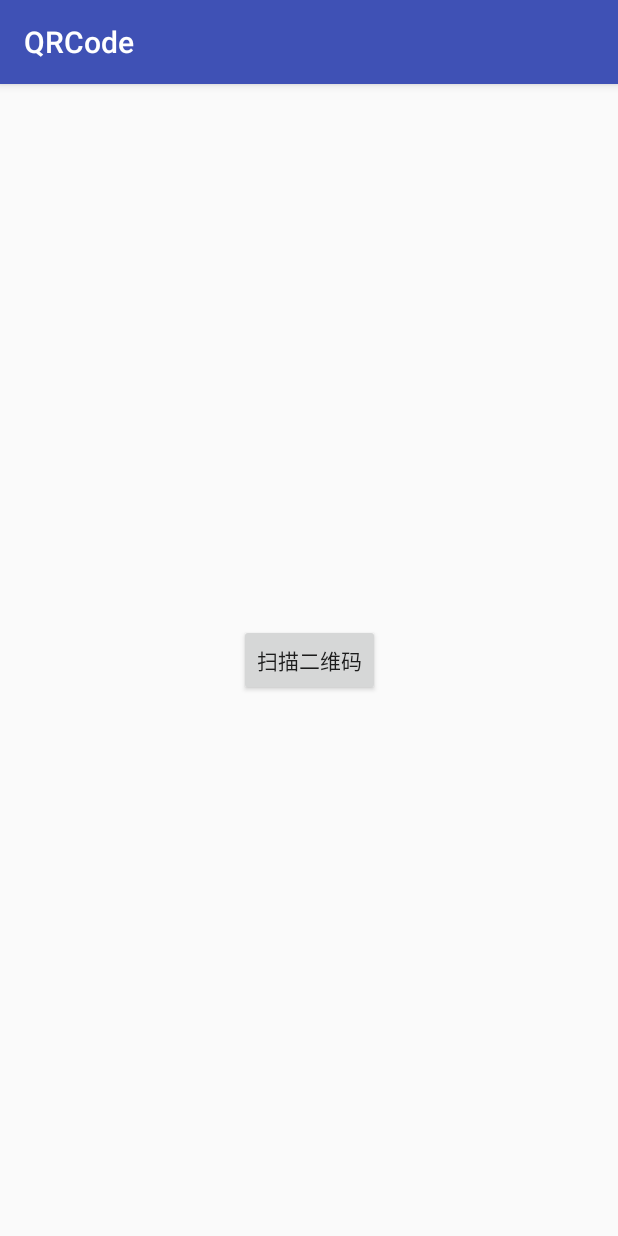
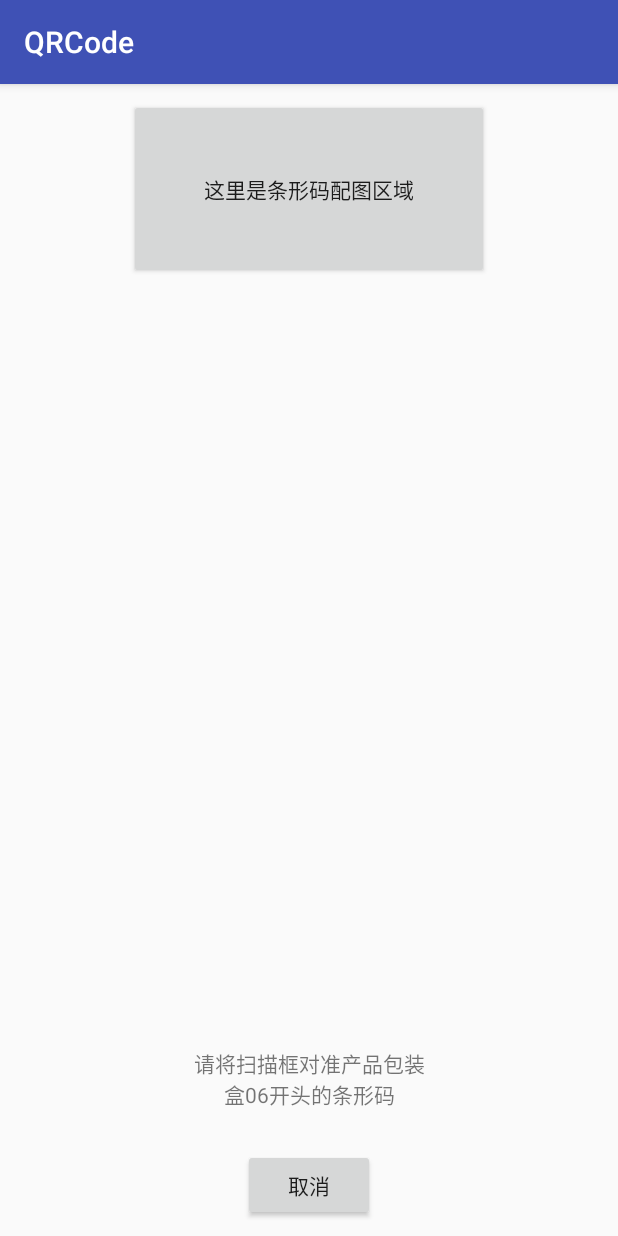
Before and after one commit to iflytek-duan/QRCode, an Android app: the screen it shows after launch (MainActivity before the commit, ScanActivity after it), after a tap on "扫描二维码", on a phone screen of 412 x 824 dp. Run offline under Robolectric (Android 15) with nearby library versions, the phone set to English and light mode, and no system bars; libraries missing offline, so code that uses them is left out: com.uuzuche.lib_zxing; 5 statements that could not run were skipped.

Commit message:
新增自定义扫描界面

```diff
--- a/app/src/main/java/com/zihao/qrsimple/MainActivity.java
+++ b/app/src/main/java/com/zihao/qrsimple/MainActivity.java
@@ -7,8 +7,8 @@ import android.support.v7.app.AppCompatActivity;
 import android.view.View;
 import android.widget.Toast;
 
-import com.uuzuche.lib_zxing.activity.CaptureActivity;
 import com.uuzuche.lib_zxing.activity.CodeUtils;
+import com.zihao.qrsimple.scan.ScanActivity;
 import com.zihao.qrsimple.utils.CheckPermissionUtils;
 
 /**
@@ -35,7 +35,7 @@ public class MainActivity extends AppCompatActivity {
             @Override
             public void onClick(View view) {
                 // 打开默认二维码扫描界面
-                Intent intent = new Intent(MainActivity.this, CaptureActivity.class);
+                Intent intent = new Intent(MainActivity.this, ScanActivity.class);
                 startActivityForResult(intent, REQUEST_CODE);
             }
         });
--- /dev/null
+++ b/app/src/main/java/com/zihao/qrsimple/scan/ScanActivity.java
@@ -0,0 +1,82 @@
+package com.zihao.qrsimple.scan;
+
+import android.content.Intent;
+import android.graphics.Bitmap;
+import android.os.Bundle;
+import android.support.annotation.Nullable;
+import android.support.v7.app.AppCompatActivity;
+import android.view.View;
+
+import com.uuzuche.lib_zxing.activity.CaptureFragment;
+import com.uuzuche.lib_zxing.activity.CodeUtils;
+import com.zihao.qrsimple.R;
+
+/**
+ * ClassName：ScanActivity
+ * Description：TODO<二维码/条形码扫描界面>
+ * Author：zihao
+ * Date：2017/9/19 16:43
+ * Version：v1.0
+ */
+public class ScanActivity extends AppCompatActivity {
+
+    @Override
+    protected void onCreate(@Nullable Bundle savedInstanceState) {
+        super.onCreate(savedInstanceState);
+        setContentView(R.layout.activity_scan);
+
+        initView();
+    }
+
+    private void initView() {
+        findViewById(R.id.scan_btn_cancel).setOnClickListener(new View.OnClickListener() {
+            @Override
+            public void onClick(View view) {
+                ScanActivity.this.finish();
+            }
+        });
+
+        replaceCaptureFragment();
+    }
+
+    /**
+     * 替换扫描Fragment
+     */
+    private void replaceCaptureFragment() {
+        // 执行扫面Fragment的初始化操作
+        CaptureFragment captureFragment = new CaptureFragment();
+        // 为二维码扫描界面设置定制化界面
+        CodeUtils.setFragmentArgs(captureFragment, R.layout.my_camera);
+        // 添加解析回调
+        captureFragment.setAnalyzeCallback(analyzeCallback);
+        // 替换我们的扫描控件
+        getSupportFragmentManager().beginTransaction().replace(R.id.scan_container, captureFragment).commit();
+    }
+
+    /**
+     * 二维码解析回调函数
+     */
+    CodeUtils.AnalyzeCallback analyzeCallback = new CodeUtils.AnalyzeCallback() {
+        @Override
+        public void onAnalyzeSuccess(Bitmap mBitmap, String result) {
+            Intent resultIntent = new Intent();
+            Bundle bundle = new Bundle();
+            bundle.putInt(CodeUtils.RESULT_TYPE, CodeUtils.RESULT_SUCCESS);
+            bundle.putString(CodeUtils.RESULT_STRING, result);
+            resultIntent.putExtras(bundle);
+            ScanActivity.this.setResult(RESULT_OK, resultIntent);
+            ScanActivity.this.finish();
+        }
+
+        @Override
+        public void onAnalyzeFailed() {
+            Intent resultIntent = new Intent();
+            Bundle bundle = new Bundle();
+            bundle.putInt(CodeUtils.RESULT_TYPE, CodeUtils.RESULT_FAILED);
+            bundle.putString(CodeUtils.RESULT_STRING, "");
+            resultIntent.putExtras(bundle);
+            ScanActivity.this.setResult(RESULT_OK, resultIntent);
+            ScanActivity.this.finish();
+        }
+    };
+}
--- /dev/null
+++ b/app/src/main/res/layout/activity_scan.xml
@@ -0,0 +1,42 @@
+<?xml version="1.0" encoding="utf-8"?>
+<RelativeLayout xmlns:android="http://schemas.android.com/apk/res/android"
+                android:layout_width="match_parent"
+                android:layout_height="match_parent"
+                android:orientation="vertical">
+
+    <FrameLayout
+        android:id="@+id/scan_container"
+        android:layout_width="match_parent"
+        android:layout_height="match_parent"/>
+
+    <Button
+        android:layout_width="240dp"
+        android:layout_height="120dp"
+        android:layout_alignParentTop="true"
+        android:layout_centerHorizontal="true"
+        android:layout_marginTop="10dp"
+        android:gravity="center"
+        android:text="这里是条形码配图区域"/>
+
+    <Button
+        android:id="@+id/scan_btn_cancel"
+        android:layout_width="wrap_content"
+        android:layout_height="wrap_content"
+        android:layout_alignParentBottom="true"
+        android:layout_centerHorizontal="true"
+        android:layout_marginBottom="10dp"
+        android:layout_marginLeft="20dp"
+        android:layout_marginRight="20dp"
+        android:layout_marginTop="20dp"
+        android:text="@string/scan_cancel"/>
+
+    <TextView
+        android:layout_width="160dp"
+        android:layout_height="wrap_content"
+        android:layout_above="@id/scan_btn_cancel"
+        android:layout_centerHorizontal="true"
+        android:gravity="center"
+        android:paddingBottom="6dp"
+        android:paddingTop="6dp"
+        android:text="@string/scan_tips_text"/>
+</RelativeLayout>
--- a/app/src/main/res/values/colors.xml
+++ b/app/src/main/res/values/colors.xml
@@ -3,4 +3,6 @@
     <color name="colorPrimary">#3F51B5</color>
     <color name="colorPrimaryDark">#303F9F</color>
     <color name="colorAccent">#FF4081</color>
+
+    <color name="scan_corner_color">#0effc2</color>
 </resources>
--- a/app/src/main/res/values/strings.xml
+++ b/app/src/main/res/values/strings.xml
@@ -1,4 +1,6 @@
 <resources>
     <string name="app_name">QRCode</string>
     <string name="scan_qr_code">扫描二维码</string>
+    <string name="scan_cancel">取消</string>
+    <string name="scan_tips_text">请将扫描框对准产品包装盒06开头的条形码</string>
 </resources>
```
Also changed, not shown: app/src/main/AndroidManifest.xml (+11 -9 lines), app/src/main/res/layout/my_camera.xml (added, +27 -0 lines), app/src/main/res/drawable/scan_image.png (added).
